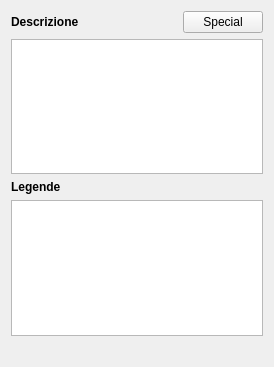
Old version of the form GestCollOnQt/GUI/Moneta/Descrizione/descrizioneform.ui in the repository mirkoviviani76/gestcoll.
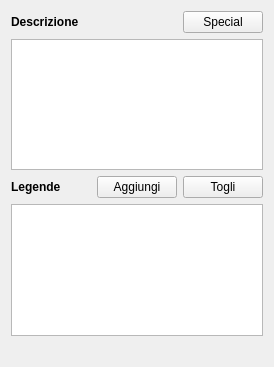
New version of the form. Icons and pictures are not drawn. Custom widgets are drawn as their Qt base class.

```diff
--- a/GestCollOnQt/GUI/Moneta/Descrizione/descrizioneform.ui
+++ b/GestCollOnQt/GUI/Moneta/Descrizione/descrizioneform.ui
@@ -42,6 +42,8 @@
     <widget class="QTextEdit" name="descrizione"/>
    </item>
    <item>
+    <layout class="QHBoxLayout" name="horizontalLayout_2" stretch="1,0,0">
+     <item>
     <widget class="QLabel" name="label_3">
      <property name="font">
       <font>
@@ -53,6 +55,22 @@
       <string>Legende</string>
      </property>
     </widget>
+     </item>
+     <item>
+      <widget class="QPushButton" name="addLegenda">
+       <property name="text">
+        <string>Aggiungi</string>
+       </property>
+      </widget>
+     </item>
+     <item>
+      <widget class="QPushButton" name="deleteLegenda">
+       <property name="text">
+        <string>Togli</string>
+       </property>
+      </widget>
+     </item>
+    </layout>
    </item>
    <item>
     <widget class="QListView" name="legende"/>
```
Lines whose indentation alone changed are shown as unchanged.
